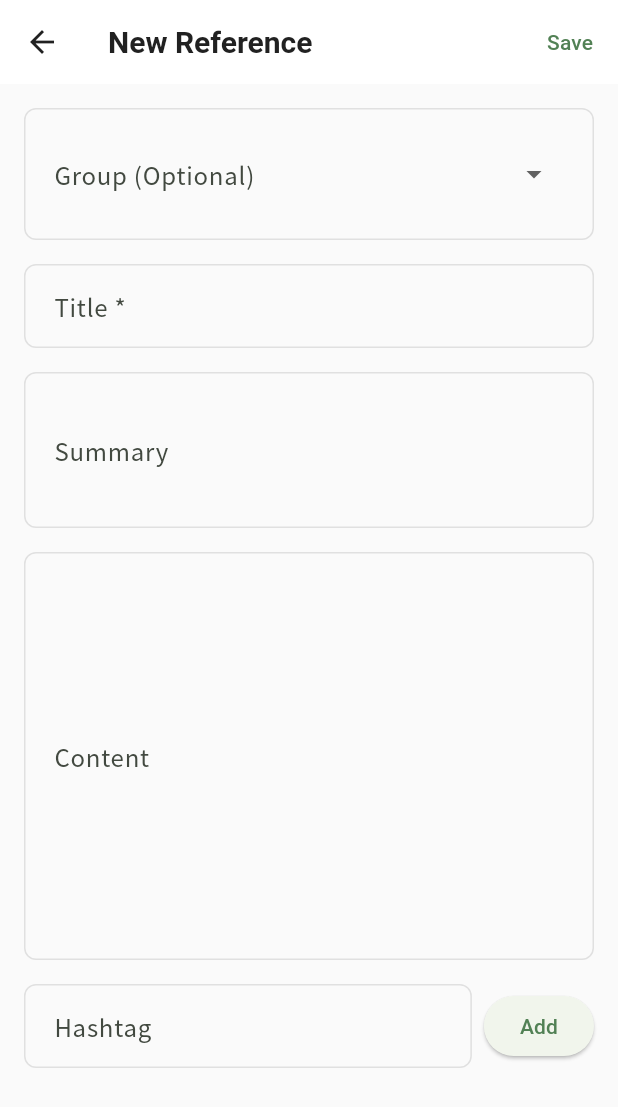
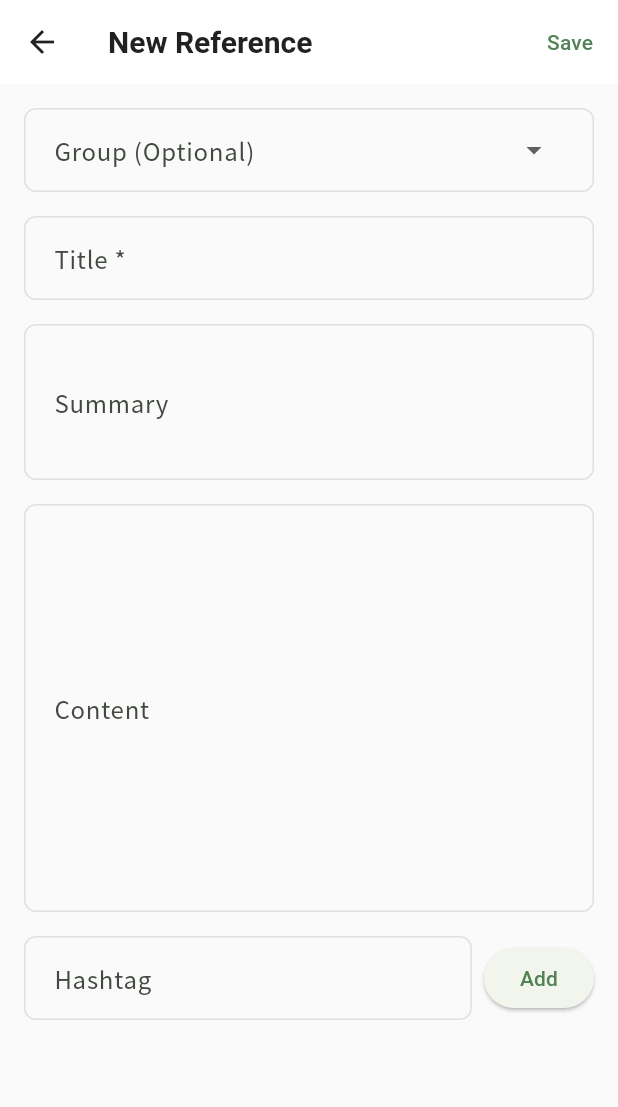
Before and after one commit to kkimhaji/paperef_front, a Flutter app: the RefFormScreen screen opened directly, on a phone screen of 412 x 824 dp. Shown: the top 1107 px of the screen. Run offline on Flutter 3.47's test engine with Material 3 defaults, Android fonts, the phone set to English and light mode, and no system bars; our stand-ins replace dropdown_button2, flutter_linkify, flutter_secure_storage, google_fonts, web; accounts and stored records are empty; network calls fail.

Commit message:
[style] change the height of group drop down

```diff
--- a/lib/features/refs/presentation/ref_form_screen.dart
+++ b/lib/features/refs/presentation/ref_form_screen.dart
@@ -275,7 +275,7 @@ class _RefFormScreenState extends State<RefFormScreen> {
                     padding: EdgeInsets.symmetric(horizontal: 16),
                   ),
                   buttonStyleData: const ButtonStyleData(
-                    height: 56,
+                    // height: 56,
                     padding: EdgeInsets.only(right: 8),
                   ),
                   iconStyleData: const IconStyleData(
```
